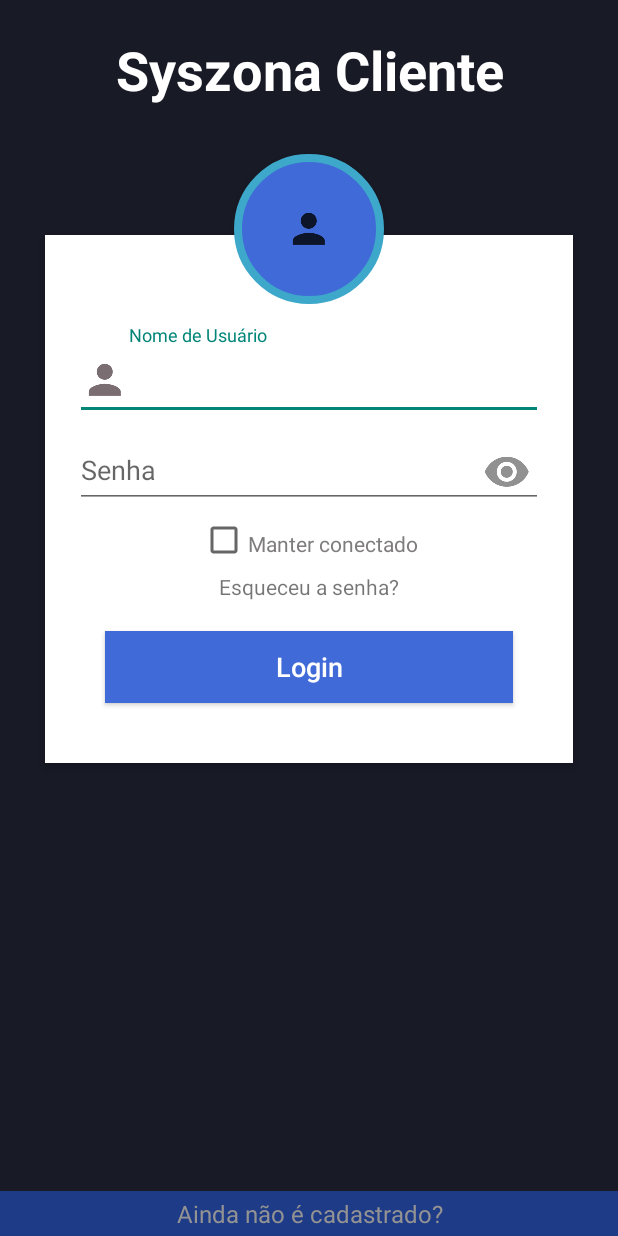
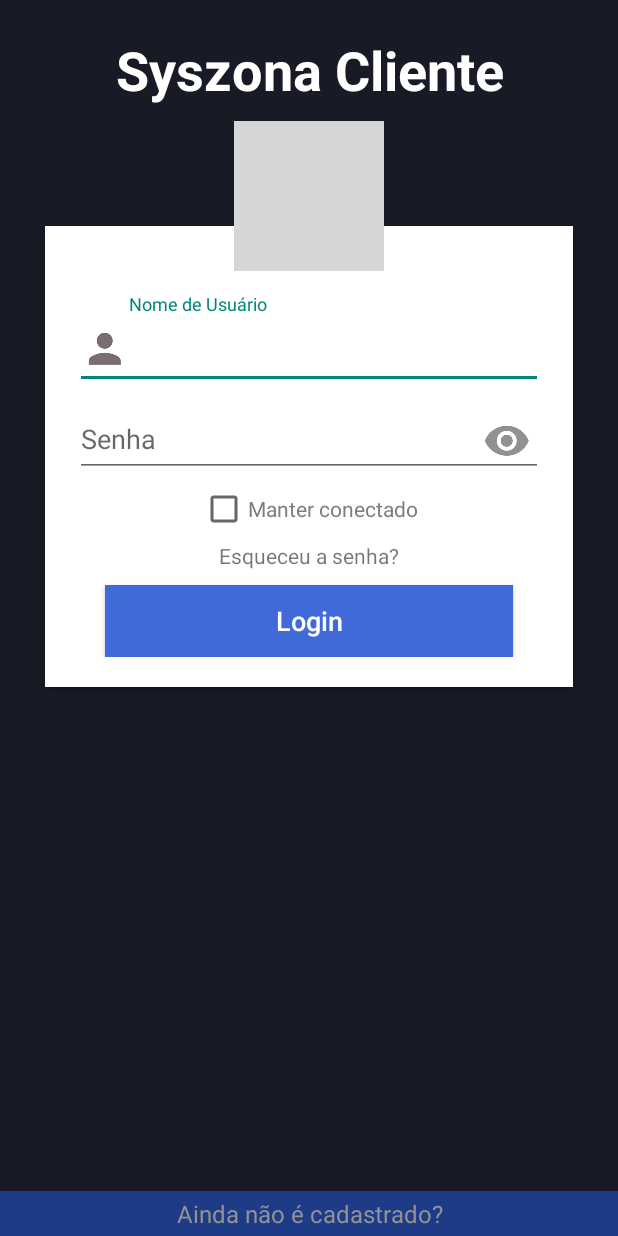
Before and after one commit to IsaacEmerson/ZonaAzulCliente, an Android app: the screen it shows after launch (LoginActivity), on a phone screen of 412 x 824 dp. Run offline under Robolectric (Android 15) with nearby library versions, the light colour scheme and no system bars; our stand-ins replace data binding; grey boxes are pictures that could not be loaded.

```diff
--- a/app/src/main/java/br/com/syszona/syszonazonaazulclienteapp/ui/activities/LoginActivity.java
+++ b/app/src/main/java/br/com/syszona/syszonazonaazulclienteapp/ui/activities/LoginActivity.java
@@ -150,8 +150,7 @@ public class LoginActivity extends AppCompatActivity {
         }
 
         this.doubleBackToExitPressedOnce = true;
-        Toast.makeText(this, "Pressione novamente para sair", Toast.LENGTH_SHORT).show();
-
+        message("Pressione novamente para sair",getApplicationContext(),1);
         new Handler().postDelayed(new Runnable() {
             @Override
             public void run() {
--- a/app/src/main/java/br/com/syszona/syszonazonaazulclienteapp/ui/activities/MainActivity.java
+++ b/app/src/main/java/br/com/syszona/syszonazonaazulclienteapp/ui/activities/MainActivity.java
@@ -37,7 +37,7 @@ public class MainActivity extends AppCompatActivity {
 
         menuList = Arrays.asList(
                 new Menu("Teste",getResources().getDrawable(R.drawable.ic_lock)),
-                new Menu("Testando",getResources().getDrawable(R.drawable.ic_lock))
+                new Menu("Testando",getResources().getDrawable(R.drawable.ic_eye))
         );
 
         binding.mainMenu.setLayoutManager(new LinearLayoutManager(this));
--- a/app/src/main/res/drawable/user_background_login.xml
+++ b/app/src/main/res/drawable/user_background_login.xml
@@ -2,10 +2,10 @@
 <shape xmlns:android="http://schemas.android.com/apk/res/android"
     android:shape="rectangle">
     <corners android:radius="1000dp" />
-    <solid android:color="#406ad8" />
+    <solid android:color="#00a7b7df" />
     <stroke
         android:width="5dip"
-        android:color="#3da8c9" />
+        android:color="#003da8c9" />
     <padding
         android:bottom="4dp"
         android:left="4dp"
--- a/app/src/main/res/layout/activity_login.xml
+++ b/app/src/main/res/layout/activity_login.xml
@@ -14,7 +14,7 @@
         android:id="@+id/login_title"
         android:layout_width="fill_parent"
         android:layout_height="wrap_content"
-        android:layout_marginBottom="16dp"
+        android:layout_marginBottom="10dp"
         android:layout_marginTop="22dp"
         android:gravity="center_horizontal"
         android:text="Syszona Cliente"
@@ -38,7 +38,7 @@
             android:layout_width="fill_parent"
             android:layout_height="wrap_content"
             android:orientation="vertical"
-            android:paddingTop="40dp">
+            android:paddingTop="25dp">
 
             <android.support.design.widget.TextInputLayout
                 android:layout_width="match_parent"
@@ -76,7 +76,6 @@
 
             <CheckBox
                 android:id="@+id/keepConected"
-                android:paddingTop="5dp"
                 android:layout_marginTop="5dp"
                 android:layout_gravity="center"
                 android:textColor="#7e7c7c"
@@ -96,7 +95,9 @@
                 android:id="@+id/btnLogin"
                 android:layout_width="fill_parent"
                 android:layout_height="wrap_content"
-                android:layout_margin="20dp"
+                android:layout_marginTop="10dp"
+                android:layout_marginRight="20dp"
+                android:layout_marginLeft="20dp"
                 android:background="#406ad8"
                 android:text="Login"
                 android:textAllCaps="false"
@@ -119,16 +120,15 @@
         android:layout_marginTop="16dp"
         android:indeterminate="true"/>
 
-    <ImageButton
+    <ImageView
         android:id="@+id/user_profile_photo"
         android:layout_width="100dp"
         android:layout_height="100dp"
         android:layout_below="@+id/login_title"
         android:layout_centerHorizontal="true"
-        android:layout_marginTop="16dp"
-        android:background="@drawable/user_background_login"
         android:elevation="4dp"
-        android:src="@drawable/ic_user" />
+        android:src="@mipmap/logo_100" />
+
 
     <LinearLayout
         android:layout_width="match_parent"
--- a/app/src/main/res/values/styles.xml
+++ b/app/src/main/res/values/styles.xml
@@ -9,7 +9,7 @@
     </style>
 
     <style name="LinearProgress" parent="Theme.AppCompat.Light">
-        <item name="colorAccent">#0627f1</item>
+        <item name="colorAccent">#09abd4</item>
     </style>
 
 </resources>
```
Also changed, not shown: app/src/main/java/br/com/syszona/syszonazonaazulclienteapp/models/Menu.java (+7 -7 lines), app/src/main/java/br/com/syszona/syszonazonaazulclienteapp/ui/adapters/MenuAdapter.java (+6 -1 lines), app/src/main/res/layout/item_menu.xml (+9 -0 lines).
